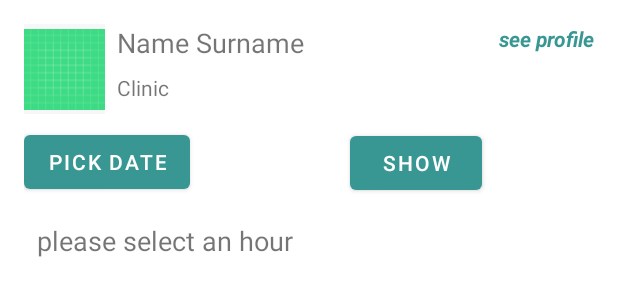
After one commit to envercelik/DoctorAppointmentSystem, an Android app: the layout fragment_appointment.xml on its own in the app's theme, with its tools: preview values and no code run, on a phone screen of 412 x 824 dp. The commit adds this screen. Shown: the top 300 px of the screen. Run offline under Robolectric (Android 15) with nearby library versions, the phone set to English and light mode, and no system bars.

Commit message:
create appointment screen ui

```diff
--- /dev/null
+++ b/app/src/main/res/layout/fragment_appointment.xml
@@ -0,0 +1,111 @@
+<layout xmlns:android="http://schemas.android.com/apk/res/android"
+    xmlns:app="http://schemas.android.com/apk/res-auto"
+    xmlns:tools="http://schemas.android.com/tools">
+
+    <data>
+
+        <variable
+            name="doctor"
+            type="com.envercelik.doctorappointmentsystem.ui.model.Doctor" />
+
+    </data>
+
+
+    <androidx.constraintlayout.widget.ConstraintLayout
+        android:layout_width="match_parent"
+        android:layout_height="match_parent"
+        android:padding="16dp"
+        tools:context="com.envercelik.doctorappointmentsystem.ui.appointment.FragmentAppointment">
+
+        <androidx.appcompat.widget.AppCompatImageView
+            android:id="@+id/imageViewDoctor"
+            android:layout_width="54dp"
+            android:layout_height="60dp"
+            android:background="#F7F7F7"
+            app:layout_constraintStart_toStartOf="parent"
+            app:layout_constraintTop_toTopOf="parent"
+            app:srcCompat="@drawable/ic_launcher_background" />
+
+        <TextView
+            android:id="@+id/textViewDoctorName"
+            android:layout_width="0dp"
+            android:layout_height="wrap_content"
+            android:layout_marginStart="8dp"
+            android:text="@{doctor.nameSurname}"
+            android:textSize="18sp"
+            app:layout_constraintStart_toEndOf="@+id/imageViewDoctor"
+            app:layout_constraintTop_toTopOf="@+id/imageViewDoctor"
+            tools:text="Name Surname" />
+
+        <TextView
+            android:id="@+id/textViewClinic"
+            android:layout_width="0dp"
+            android:layout_height="wrap_content"
+            android:layout_marginStart="8dp"
+            android:layout_marginTop="8dp"
+            android:text="@{doctor.clinic}"
+            app:layout_constraintStart_toEndOf="@+id/imageViewDoctor"
+            app:layout_constraintTop_toBottomOf="@+id/textViewDoctorName"
+            tools:text="Clinic" />
+
+        <Button
+            android:id="@+id/buttonPickDate"
+            android:layout_width="wrap_content"
+            android:layout_height="wrap_content"
+            android:layout_centerInParent="true"
+            android:layout_marginTop="8dp"
+            android:text="@string/pick_date"
+            app:layout_constraintStart_toStartOf="parent"
+            app:layout_constraintTop_toBottomOf="@+id/imageViewDoctor" />
+
+        <TextView
+            android:id="@+id/textView"
+            android:layout_width="379dp"
+            android:layout_height="wrap_content"
+            android:layout_marginTop="8dp"
+            android:padding="8dp"
+            android:text="@string/please_select_an_hour"
+            android:textSize="18sp"
+            app:layout_constraintEnd_toEndOf="parent"
+            app:layout_constraintStart_toStartOf="parent"
+            app:layout_constraintTop_toBottomOf="@+id/buttonPickDate" />
+
+        <androidx.recyclerview.widget.RecyclerView
+            android:id="@+id/recyclerViewAppointmentList"
+            android:layout_width="379dp"
+            android:layout_height="422dp"
+            android:layout_marginTop="16dp"
+            app:layout_constraintBottom_toBottomOf="parent"
+            app:layout_constraintEnd_toEndOf="parent"
+            app:layout_constraintStart_toStartOf="parent"
+            app:layout_constraintTop_toBottomOf="@+id/textView" />
+
+        <TextView
+            android:id="@+id/textView2"
+            android:layout_width="wrap_content"
+            android:layout_height="wrap_content"
+            android:text="@string/see_profile"
+            android:textColor="@color/primary"
+            android:textStyle="bold|italic"
+            app:layout_constraintEnd_toEndOf="parent"
+            app:layout_constraintTop_toTopOf="parent" />
+
+        <TextView
+            android:id="@+id/textViewDate"
+            android:layout_width="wrap_content"
+            android:layout_height="wrap_content"
+            android:layout_marginStart="32dp"
+            app:layout_constraintBottom_toBottomOf="@+id/buttonPickDate"
+            app:layout_constraintStart_toEndOf="@+id/buttonPickDate"
+            app:layout_constraintTop_toTopOf="@+id/buttonPickDate" />
+
+        <Button
+            android:layout_width="wrap_content"
+            android:layout_height="wrap_content"
+            android:text="@string/show"
+            app:layout_constraintBottom_toBottomOf="@+id/textViewDate"
+            app:layout_constraintEnd_toEndOf="parent"
+            app:layout_constraintStart_toEndOf="@+id/textViewDate"
+            app:layout_constraintTop_toTopOf="@+id/textViewDate" />
+    </androidx.constraintlayout.widget.ConstraintLayout>
+</layout>
--- a/app/src/main/res/navigation/nav_graph.xml
+++ b/app/src/main/res/navigation/nav_graph.xml
@@ -39,4 +39,8 @@
         android:id="@+id/doctorListFragment"
         android:name="com.envercelik.doctorappointmentsystem.ui.doctorlist.DoctorListFragment"
         android:label="DoctorListFragment" />
+    <fragment
+        android:id="@+id/fragmentAppointment"
+        android:name="com.envercelik.doctorappointmentsystem.ui.appointment.FragmentAppointment"
+        android:label="FragmentAppointment" />
 </navigation>
--- a/app/src/main/res/values/strings.xml
+++ b/app/src/main/res/values/strings.xml
@@ -14,4 +14,8 @@
     <string name="address">Address</string>
     <string name="create_a_doctor_account">create a doctor account?</string>
     <string name="create_a_user_account">create a user account?</string>
+    <string name="show">show</string>
+    <string name="see_profile">see profile</string>
+    <string name="please_select_an_hour">please select an hour</string>
+    <string name="pick_date">pick date</string>
 </resources>
```
Also changed, not shown: app/src/main/java/com/envercelik/doctorappointmentsystem/ui/appointment/AppointmentAdapter.kt (added, +44 -0 lines), app/src/main/java/com/envercelik/doctorappointmentsystem/ui/appointment/FragmentAppointment.kt (added, +48 -0 lines), app/src/main/java/com/envercelik/doctorappointmentsystem/ui/model/Appointment.kt (added, +10 -0 lines), app/src/main/res/layout/item_appointment.xml (added, +35 -0 lines).
